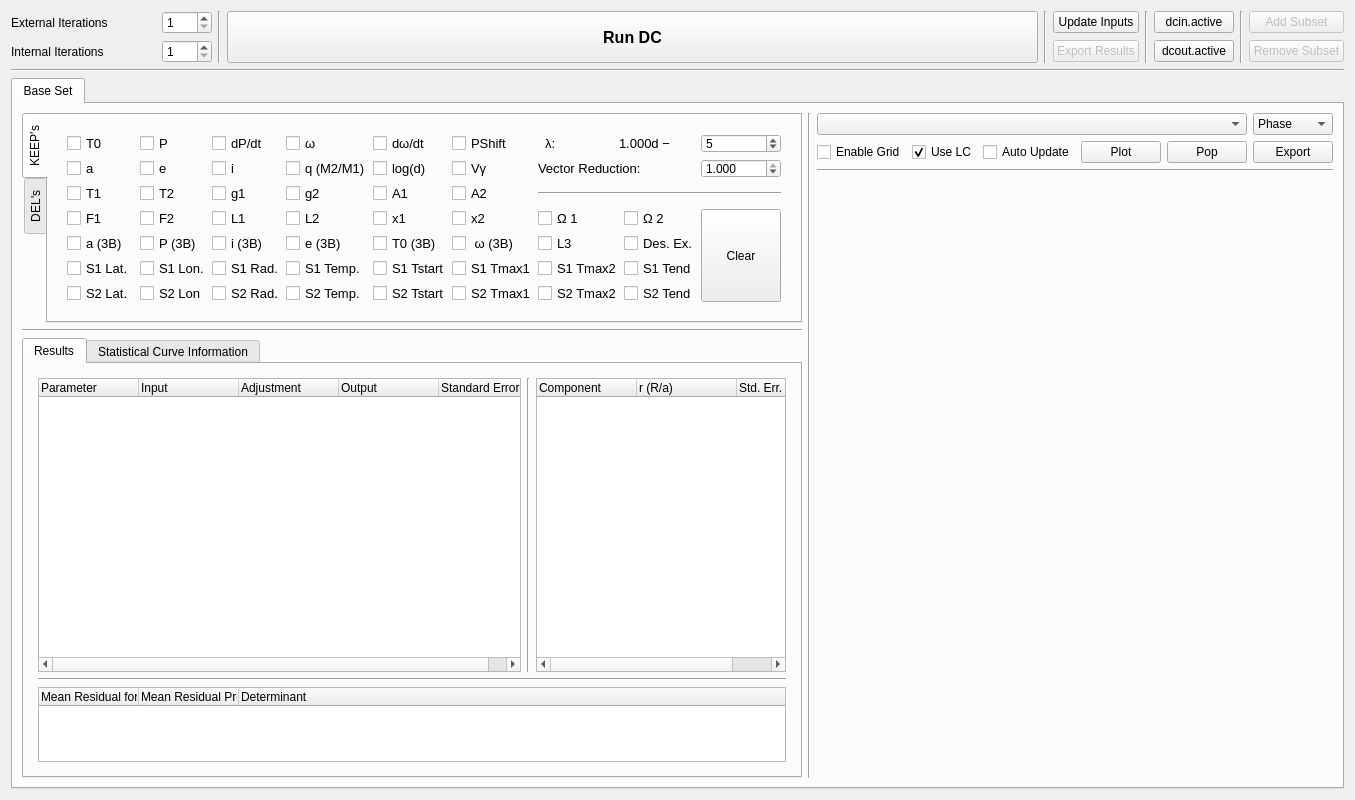
Varnani/PyWD2015, file resources/dcwidget.ui: the form before one commit.
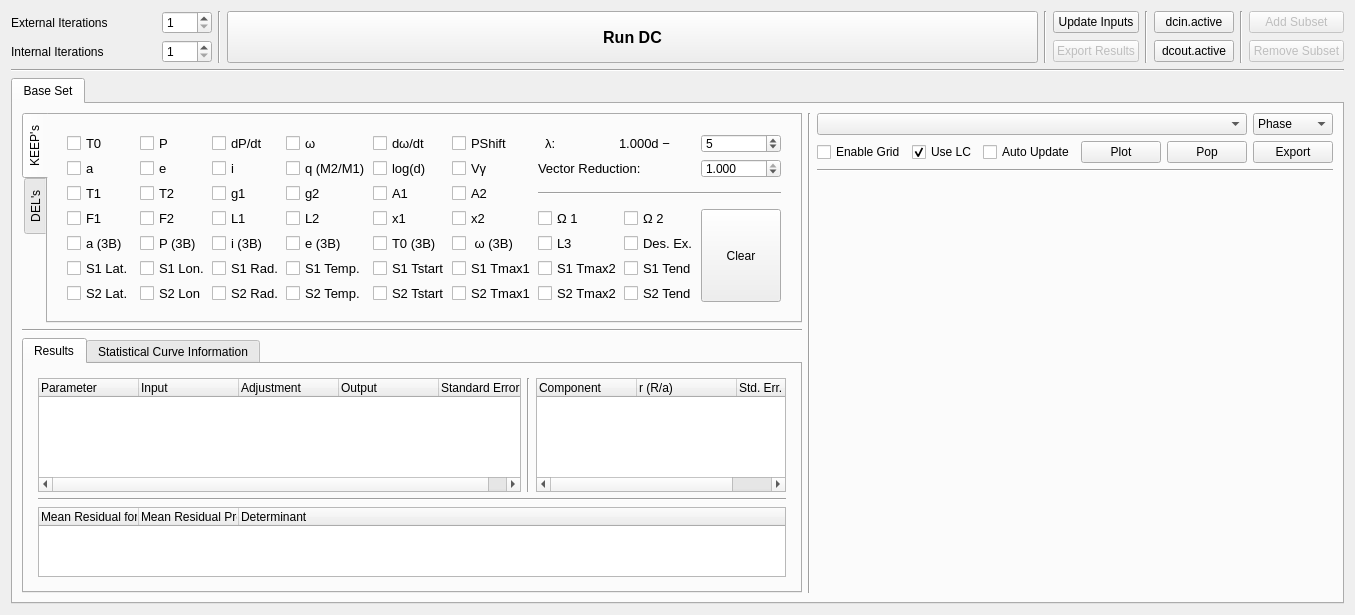
The form after the commit.

```diff
--- a/resources/dcwidget.ui
+++ b/resources/dcwidget.ui
@@ -7,13 +7,13 @@
     <x>0</x>
     <y>0</y>
     <width>1355</width>
-    <height>800</height>
+    <height>615</height>
    </rect>
   </property>
   <property name="minimumSize">
    <size>
     <width>1355</width>
-    <height>800</height>
+    <height>615</height>
    </size>
   </property>
   <property name="windowTitle">
```
